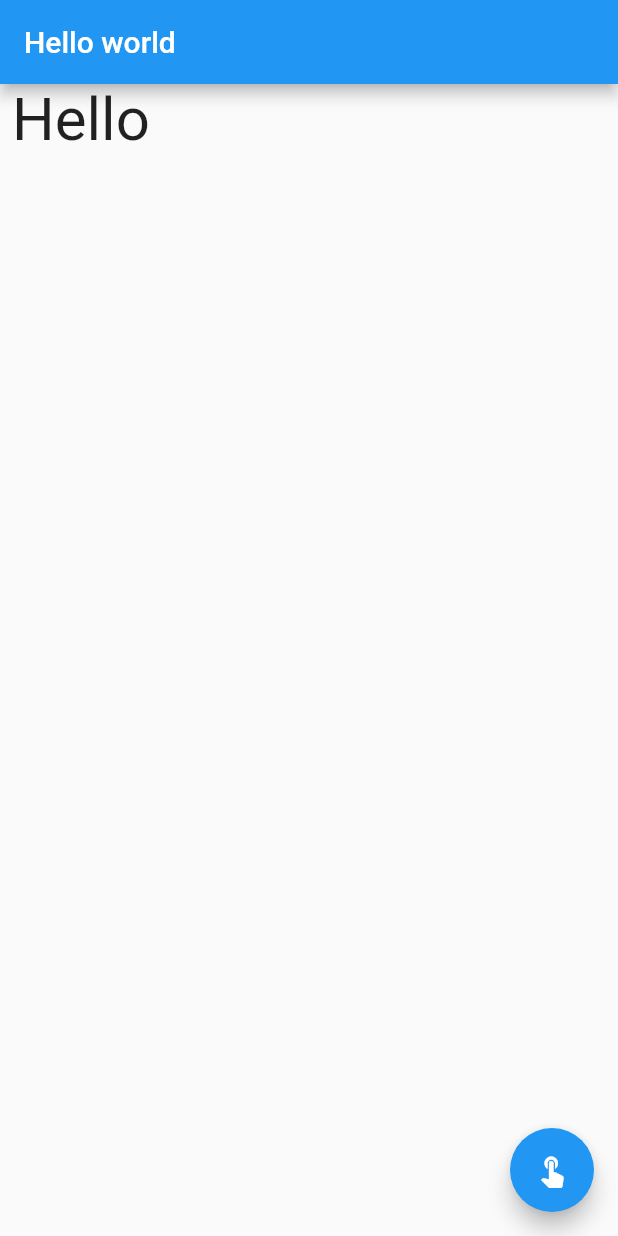
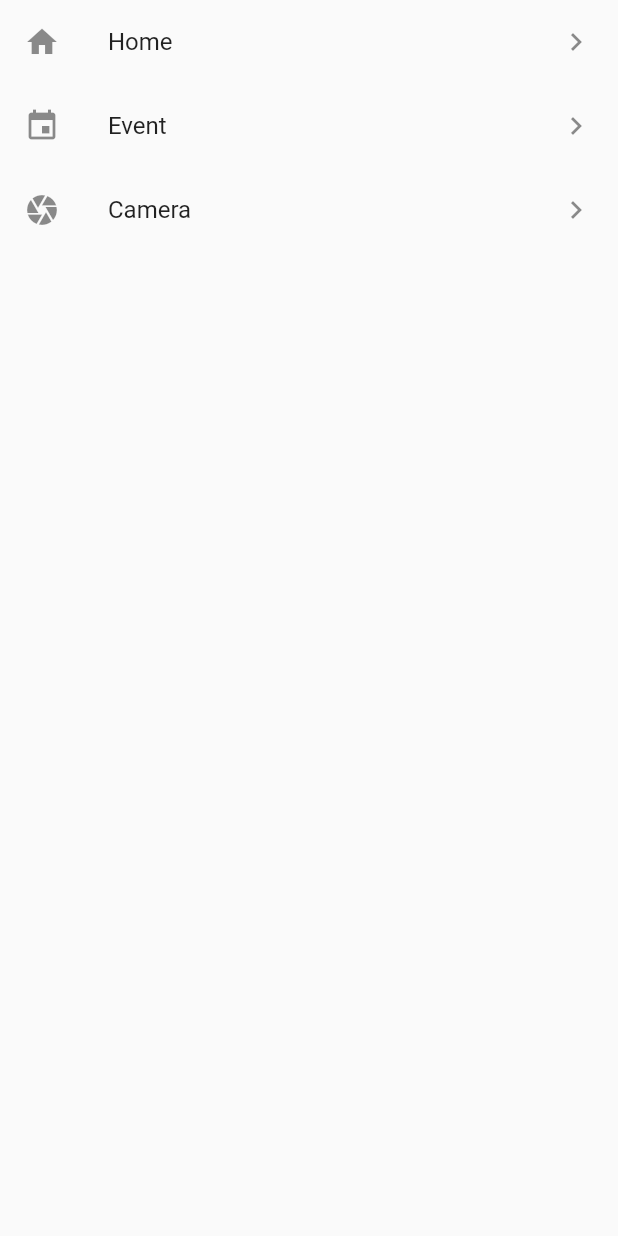
Before and after one commit to kmj980521/learn_flutter, a Flutter app: the screen it shows after launch, on a phone screen of 412 x 824 dp. Run offline on Flutter 3.47's test engine with Material 2 defaults, Android fonts, the phone set to English and light mode, and no system bars.

```diff
--- /dev/null
+++ b/lib/chapter3/widgets2.dart
@@ -0,0 +1,50 @@
+import 'package:flutter/material.dart';
+
+class Widgets2 extends StatelessWidget {
+  @override
+  Widget build(BuildContext context) {
+    return MaterialApp(
+        title:'Flutter Demo',
+        theme:ThemeData(primarySwatch: Colors.blue),
+        home:Scaffold(
+            body:make_listview(),
+        )
+    );
+  }
+}
+
+final items = List.generate(100, (i) => i).toList(); //items라는 리스트 만들기.
+
+SingleChildScrollView make_scrollview(){
+ return SingleChildScrollView(
+   child: ListBody(
+     children: items.map((i) => Text('$i')).toList()
+   ),
+ );
+}
+
+ListView make_listview(){
+  return ListView(
+    scrollDirection: Axis.vertical,
+    children: <Widget>[
+      ListTile(
+        leading: Icon(Icons.home),
+        title:Text('Home'),
+        trailing: Icon(Icons.navigate_next),
+        onTap:(){},
+      ),
+      ListTile(
+        leading: Icon(Icons.event),
+        title:Text('Event'),
+        trailing: Icon(Icons.navigate_next),
+        onTap:(){},
+      ),
+      ListTile(
+        leading: Icon(Icons.camera),
+        title:Text('Camera'),
+        trailing: Icon(Icons.navigate_next),
+        onTap:(){},
+      ),
+    ],
+  );
+}
--- a/lib/main.dart
+++ b/lib/main.dart
@@ -3,6 +3,8 @@ import 'package:learn_flutter/chapter3/counting_app.dart';
 
 import 'package:learn_flutter/chapter3/hello_world.dart';
 import 'package:learn_flutter/chapter3/stateful_widget_example.dart';
+import 'package:learn_flutter/chapter3/widgets.dart';
+import 'package:learn_flutter/chapter3/widgets2.dart';
 void main() {
-  runApp(Change());
+  runApp(Widgets2());
 }
```
Also changed, not shown: lib/chapter3/widgets.dart (added, +86 -0 lines).
